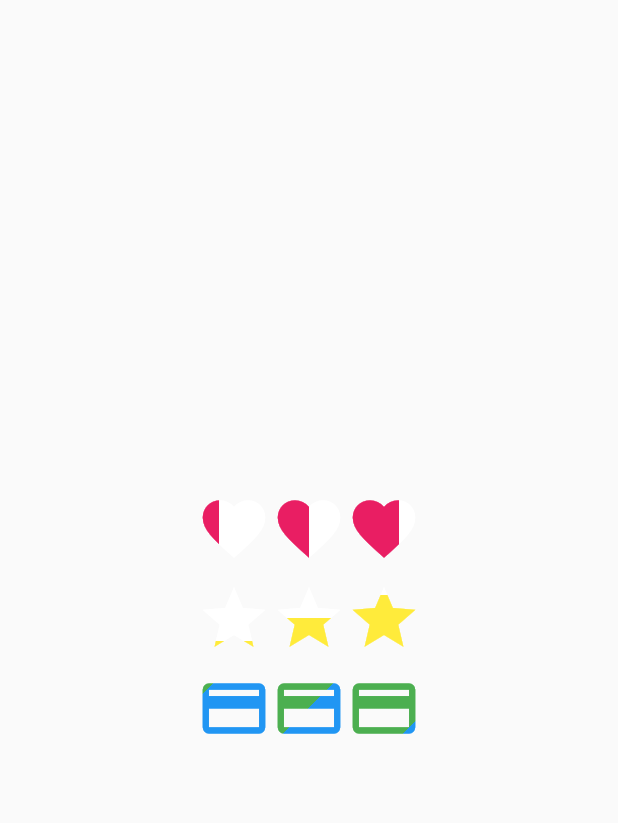
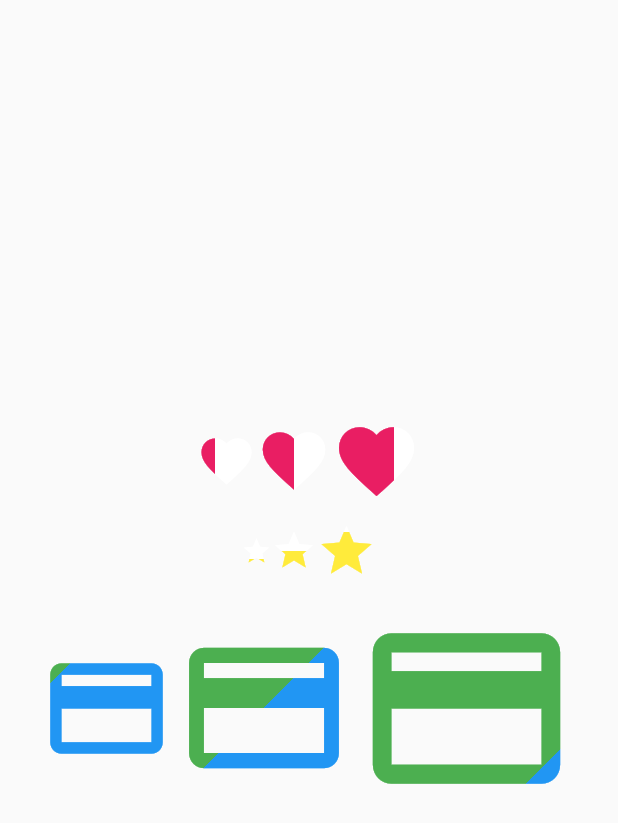
Before and after one commit to linnefromice/flutter_sandbox, a Flutter app: the BicolorIconScreen screen opened by its route, on a phone screen of 412 x 824 dp. Shown: the top 823 px of the screen. Run offline on Flutter 3.47's test engine with Material 2 defaults, Android fonts, the phone set to English and light mode, and no system bars; our stand-ins replace animated_text_kit, flutter_spinkit, like_button, webview_flutter; missing offline and left inert: decorated_icon, flutter_animation_set, im_animations, webfeed, xml2json.

Commit message:
update examples

```diff
--- a/lib/views/screens/bicolor_icon_screen.dart
+++ b/lib/views/screens/bicolor_icon_screen.dart
@@ -6,9 +6,9 @@ class BicolorIconScreen extends StatelessWidget {
     return Row(
       mainAxisAlignment: MainAxisAlignment.center,
       children: [
-        BicolorIcon(iconData: Icons.favorite, iconSize: 50, rate: 0.3, beginAlignment: Alignment.centerLeft, beginColor: Colors.pink, endColor: Colors.white),
+        BicolorIcon(iconData: Icons.favorite, iconSize: 40, rate: 0.3, beginAlignment: Alignment.centerLeft, beginColor: Colors.pink, endColor: Colors.white),
         BicolorIcon(iconData: Icons.favorite, iconSize: 50, rate: 0.5, beginAlignment: Alignment.centerLeft, beginColor: Colors.pink, endColor: Colors.white),
-        BicolorIcon(iconData: Icons.favorite, iconSize: 50, rate: 0.7, beginAlignment: Alignment.centerLeft, beginColor: Colors.pink, endColor: Colors.white),
+        BicolorIcon(iconData: Icons.favorite, iconSize: 60, rate: 0.7, beginAlignment: Alignment.centerLeft, beginColor: Colors.pink, endColor: Colors.white),
       ],
     );
   }
@@ -17,9 +17,9 @@ class BicolorIconScreen extends StatelessWidget {
     return Row(
       mainAxisAlignment: MainAxisAlignment.center,
       children: [
-        BicolorIcon(iconData: Icons.star, iconSize: 50, rate: 0.2, beginAlignment: Alignment.bottomCenter, beginColor: Colors.yellow, endColor: Colors.white),
-        BicolorIcon(iconData: Icons.star, iconSize: 50, rate: 0.5, beginAlignment: Alignment.bottomCenter, beginColor: Colors.yellow, endColor: Colors.white),
-        BicolorIcon(iconData: Icons.star, iconSize: 50, rate: 0.8, beginAlignment: Alignment.bottomCenter, beginColor: Colors.yellow, endColor: Colors.white),
+        BicolorIcon(iconData: Icons.star, iconSize: 20, rate: 0.2, beginAlignment: Alignment.bottomCenter, beginColor: Colors.yellow, endColor: Colors.white),
+        BicolorIcon(iconData: Icons.star, iconSize: 30, rate: 0.5, beginAlignment: Alignment.bottomCenter, beginColor: Colors.yellow, endColor: Colors.white),
+        BicolorIcon(iconData: Icons.star, iconSize: 40, rate: 0.8, beginAlignment: Alignment.bottomCenter, beginColor: Colors.yellow, endColor: Colors.white),
       ],
     );
   }
@@ -28,9 +28,9 @@ class BicolorIconScreen extends StatelessWidget {
     return Row(
       mainAxisAlignment: MainAxisAlignment.center,
       children: [
-        BicolorIcon(iconData: Icons.credit_card, iconSize: 50, rate: 0.2, beginAlignment: Alignment.topLeft, beginColor: Colors.green, endColor: Colors.blue),
-        BicolorIcon(iconData: Icons.credit_card, iconSize: 50, rate: 0.5, beginAlignment: Alignment.topLeft, beginColor: Colors.green, endColor: Colors.blue),
-        BicolorIcon(iconData: Icons.credit_card, iconSize: 50, rate: 0.8, beginAlignment: Alignment.topLeft, beginColor: Colors.green, endColor: Colors.blue),
+        BicolorIcon(iconData: Icons.credit_card, iconSize: 90, rate: 0.2, beginAlignment: Alignment.topLeft, beginColor: Colors.green, endColor: Colors.blue),
+        BicolorIcon(iconData: Icons.credit_card, iconSize: 120, rate: 0.5, beginAlignment: Alignment.topLeft, beginColor: Colors.green, endColor: Colors.blue),
+        BicolorIcon(iconData: Icons.credit_card, iconSize: 150, rate: 0.8, beginAlignment: Alignment.topLeft, beginColor: Colors.green, endColor: Colors.blue),
       ],
     );
   }
```
